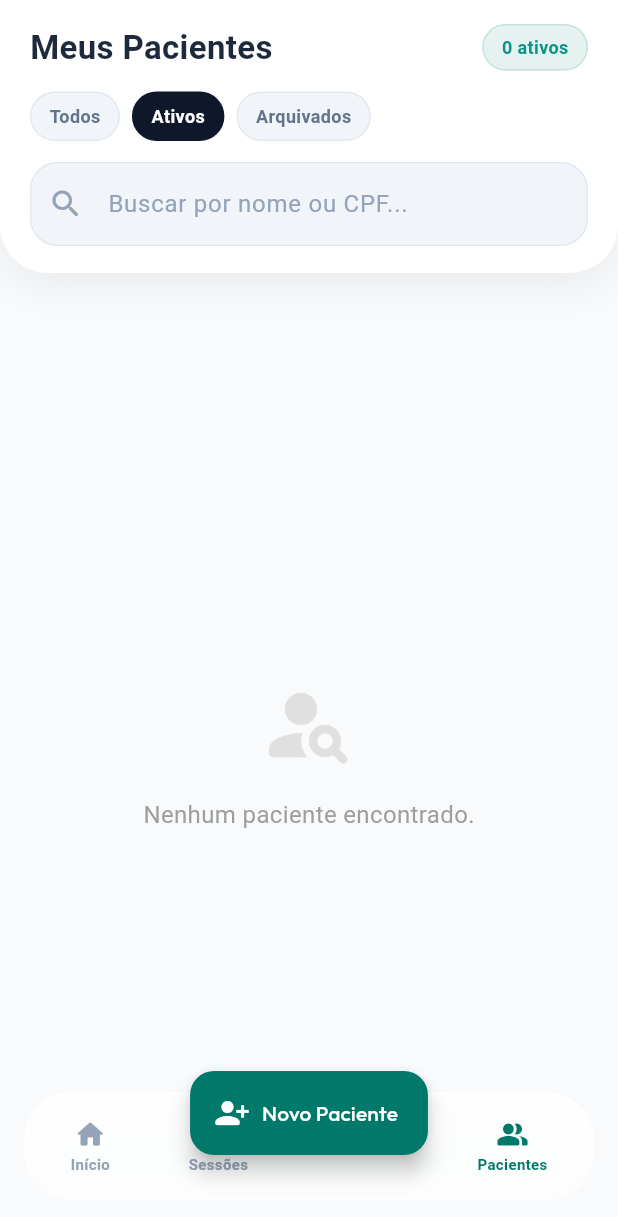
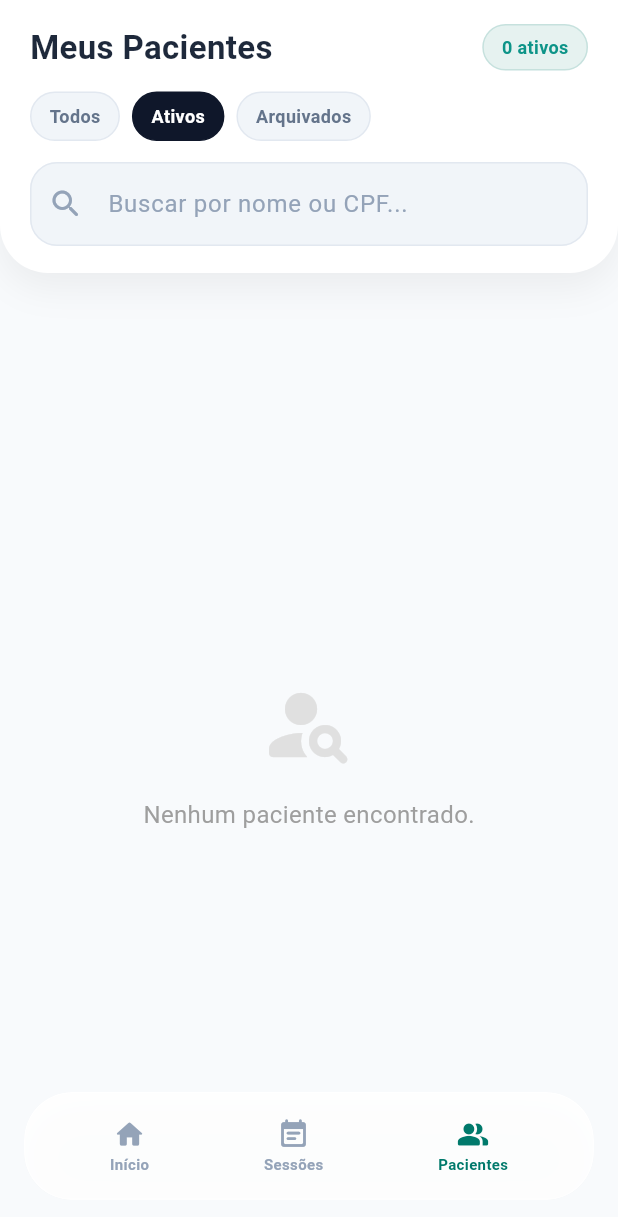
Before and after one commit to lacerdaRodrigo/app-fisio2, a Flutter app: the TelaDashboard screen opened directly with empty values, item 3 of the bottom bar chosen, on a phone screen of 412 x 824 dp. Shown: the top 1217 px of the screen. Run offline on Flutter 3.47's test engine with Material 3 defaults, Android fonts, the phone set to English and light mode, and no system bars; our stand-ins replace flutter_riverpod, google_fonts, google_sign_in, mask_text_input_formatter, shared_preferences, speech_to_text; missing offline and left inert: googleapis; accounts and stored records are empty.

Commit message:
Corrigir FAB da nav bar: label dinâmico, sem overlap, sem FAB em Início
Mudanças:
- FAB agora é Positioned separado no Stack (bottom: 120), não embutido na nav bar
- Nav bar: 3 ícones distribuídos com spaceAround (sem buraco do SizedBox)
- FAB oculto na aba Início (0) — usuário age pelos cards do dashboard
- FAB visível em Sessões (1) com label "Nova Sessão" (se houver pacientes)
- FAB visível em Pacientes (2) com label "Novo Paciente"
- Label dinâmico: muda conforme a aba ativa
- Removido método _acaoFabCentral (lógica incorporada em _construirFab)

Resultado: sem overlap do FAB com botão "Sessões", interface mais clara.

Co-Authored-By: Claude Haiku 4.5 <noreply@anthropic.com>

```diff
--- a/lib/telas/tela_dashboard.dart
+++ b/lib/telas/tela_dashboard.dart
@@ -73,6 +73,7 @@ class _TelaDashboardState extends ConsumerState<TelaDashboard> {
         children: [
           telas[_indiceSelecionado.clamp(0, telas.length - 1)],
           _construirNavFlutuante(context, pacientes, carregamento),
+          _construirFab(context, pacientes, carregamento),
         ],
       ),
     );
@@ -122,7 +123,7 @@ class _TelaDashboardState extends ConsumerState<TelaDashboard> {
                       ],
                     ),
                     child: Row(
-                      mainAxisAlignment: MainAxisAlignment.spaceBetween,
+                      mainAxisAlignment: MainAxisAlignment.spaceAround,
                       children: [
                         _NavItem(
                           icon: Icons.home_rounded,
@@ -136,7 +137,6 @@ class _TelaDashboardState extends ConsumerState<TelaDashboard> {
                           isActive: _indiceSelecionado == 1,
                           onTap: () => setState(() => _indiceSelecionado = 1),
                         ),
-                        const SizedBox(width: 72),
                         _NavItem(
                           icon: Icons.people_alt_rounded,
                           label: 'Pacientes',
@@ -149,16 +149,44 @@ class _TelaDashboardState extends ConsumerState<TelaDashboard> {
                 ),
               ),
             ),
-            FloatingActionButton.extended(
-              heroTag: 'fab_novo_paciente',
-              onPressed: _acaoFabCentral(context, pacientes, carregamento),
-              icon: const Icon(Icons.person_add_alt_1_rounded),
-              label: const Text('Novo Paciente'),
-              backgroundColor: FisioCores.primary,
-              foregroundColor: Colors.white,
-              elevation: 6,
-            ),
           ],
+        ),
+      ),
+    );
+  }
+
+  Widget _construirFab(
+    BuildContext context,
+    List<Paciente> pacientes,
+    EstadoCarregamentoDados carregamento,
+  ) {
+    if (_indiceSelecionado == 0) return const SizedBox.shrink();
+
+    if (!carregamento.carregouComSucesso) return const SizedBox.shrink();
+
+    final bool ehAbaPacientes = _indiceSelecionado == 2;
+
+    if (!ehAbaPacientes && pacientes.isEmpty) return const SizedBox.shrink();
+
+    return Positioned(
+      bottom: 120,
+      left: 0,
+      right: 0,
+      child: Center(
+        child: FloatingActionButton.extended(
+          heroTag: 'fab_principal',
+          onPressed: ehAbaPacientes
+              ? () => Navigator.push(context, MaterialPageRoute(builder: (_) => const TelaCadastroPaciente()))
+              : () => Navigator.push(context, MaterialPageRoute(builder: (_) => const TelaNovaSessao())),
+          icon: Icon(
+            ehAbaPacientes
+                ? Icons.person_add_alt_1_rounded
+                : Icons.add_rounded,
+          ),
+          label: Text(ehAbaPacientes ? 'Novo Paciente' : 'Nova Sessão'),
+          backgroundColor: FisioCores.primary,
+          foregroundColor: Colors.white,
+          elevation: 6,
         ),
       ),
     );
@@ -391,30 +419,6 @@ class _TelaDashboardState extends ConsumerState<TelaDashboard> {
         const SliverToBoxAdapter(child: SizedBox(height: 132)),
       ],
     );
-  }
-
-  VoidCallback? _acaoFabCentral(
-    BuildContext context,
-    List<Paciente> pacientes,
-    EstadoCarregamentoDados carregamento,
-  ) {
-    if (_indiceSelecionado == 2 && carregamento.carregouComSucesso) {
-      return () => Navigator.push(
-        context,
-        MaterialPageRoute(builder: (_) => const TelaCadastroPaciente()),
-      );
-    }
-
-    if ((_indiceSelecionado == 0 || _indiceSelecionado == 1) &&
-        carregamento.carregouComSucesso &&
-        pacientes.isNotEmpty) {
-      return () => Navigator.push(
-        context,
-        MaterialPageRoute(builder: (_) => const TelaNovaSessao()),
-      );
-    }
-
-    return null;
   }
 
   void _abrirPacientes(FiltroPacientes filtro) {
```
